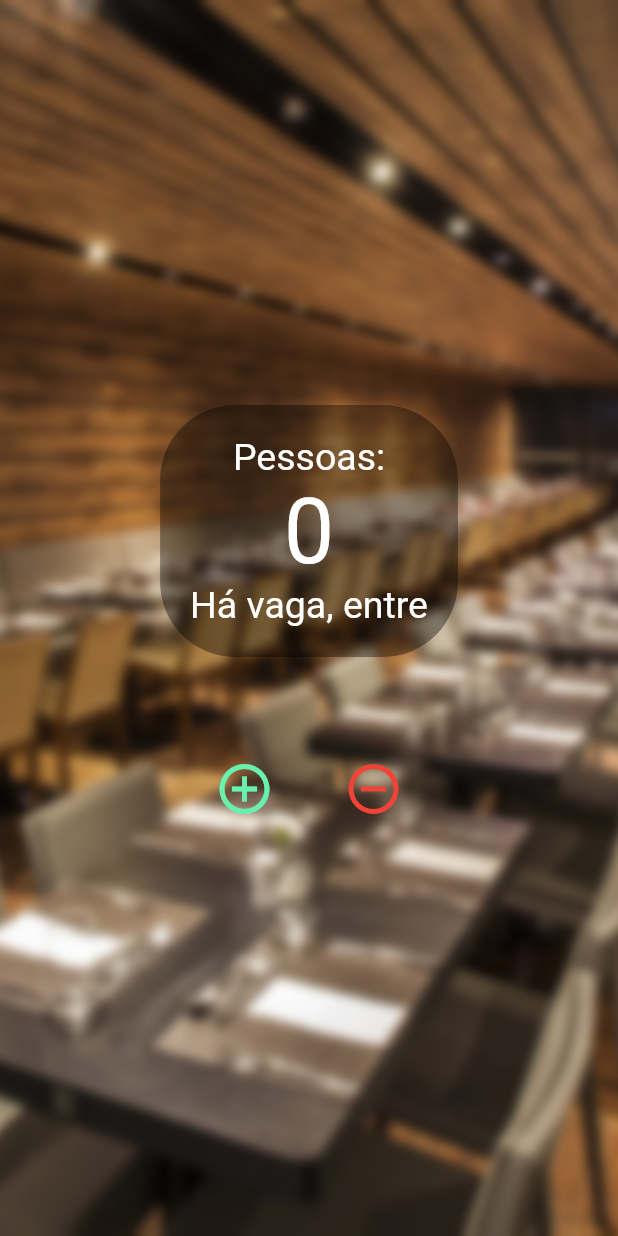
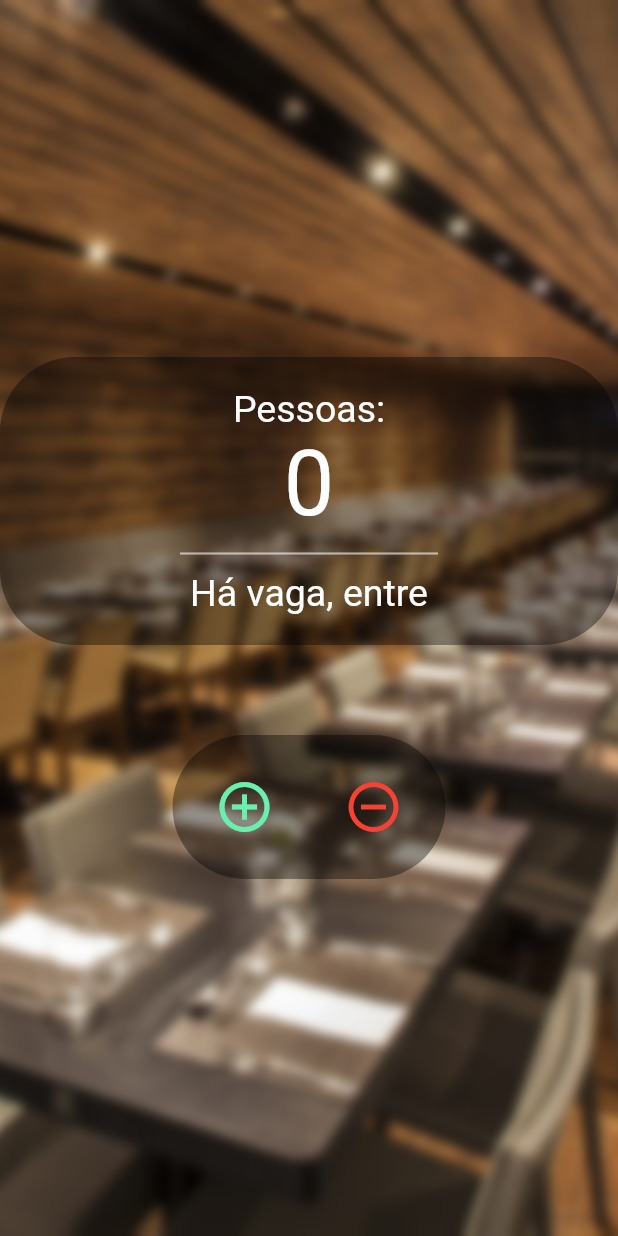
Before and after one commit to luanss19/counter, a Flutter app: the screen it shows after launch, on a phone screen of 412 x 824 dp. Run offline on Flutter 3.47's test engine with Material 2 defaults, Android fonts, the phone set to English and light mode, and no system bars.

```diff
--- a/lib/main.dart
+++ b/lib/main.dart
@@ -92,6 +92,17 @@ class _HomePageState extends State<HomePage> {
                       fontSize: 60,
                       color: Colors.white,
                     ),
+                  ),Center(
+                    child: SizedBox(
+                      height: 24.0,
+                      width: double.maxFinite,
+                      child: Divider(
+                        thickness: 1.4,
+                        color: Colors.white60,
+                        indent: 100,
+                        endIndent: 100,
+                      ),
+                    ),
                   ),
                   Text(
                     '$situacao',
@@ -108,6 +119,14 @@ class _HomePageState extends State<HomePage> {
             ),
             Row(
               mainAxisAlignment: MainAxisAlignment.center,
+              children: [
+                Container(
+                  padding: EdgeInsets.all(20),
+                  decoration: BoxDecoration(
+                    color: Colors.black38,
+                    borderRadius: BorderRadius.circular(50),
+                  ),
+                  child:  Row(
                     children: [
                       IconButton(
                         onPressed: () => _incrementCounter(1),
@@ -130,6 +149,9 @@ class _HomePageState extends State<HomePage> {
                       ),
                     ],
                   ),
+                ),
+              ],
+            ),
           ],
         ),
       ),
```
Also changed, not shown: 1 other file. Lines whose indentation alone changed are shown as unchanged.
